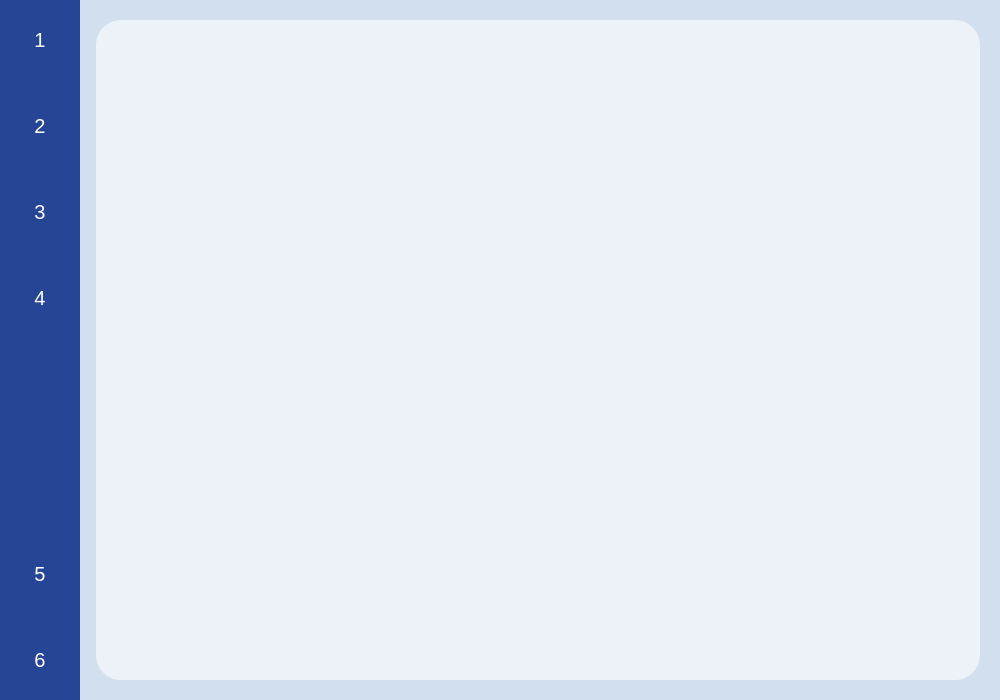
The window that mainwindow.ui (CodePupil-min/eems) describes before a commit, drawn with Qt 5.
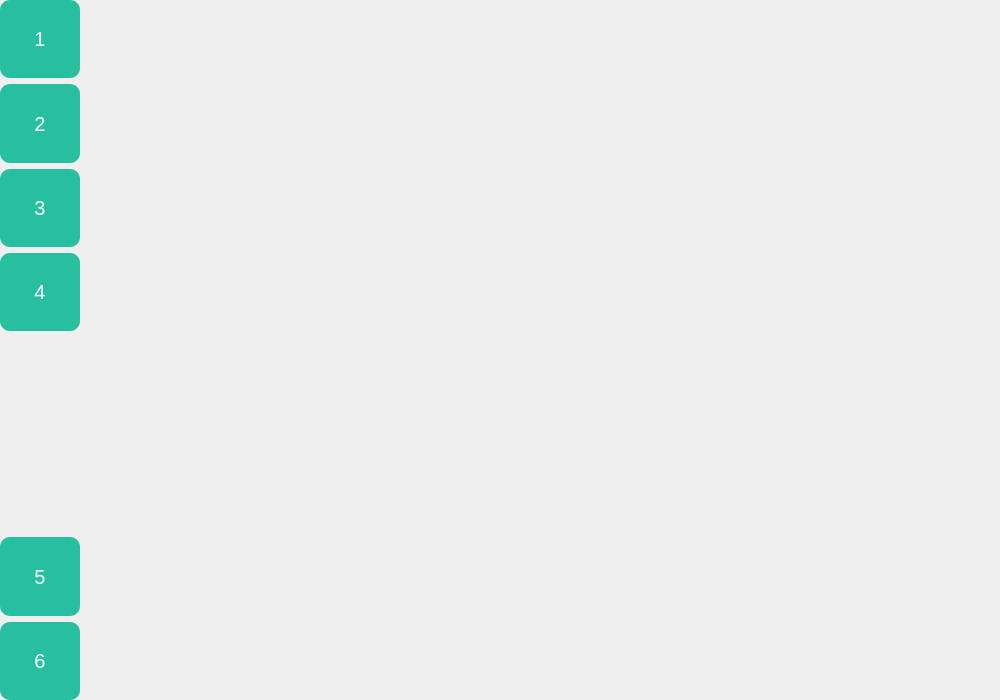
The same window after the commit.

Patch:
```diff
--- a/mainwindow.ui
+++ b/mainwindow.ui
@@ -19,11 +19,30 @@
   <property name="windowTitle">
    <string>MainWindow</string>
   </property>
-  <widget class="QWidget" name="centralwidget">
+  <property name="styleSheet">
+   <string notr="true"/>
+  </property>
+  <widget class="QWidget" name="total">
    <property name="styleSheet">
-    <string notr="true">#centralwidget{background:#D2DFEF}</string>
+    <string notr="true">
+
+#menu{
+background-color:#28BFA0
+}
+#right{
+background:#e2e3e7
+}
+#main,#mainPage&gt;QWidget,QTableView{
+background: #FFFFFE
+}
+
+
+</string>
    </property>
-   <layout class="QGridLayout" name="gridLayout">
+   <layout class="QGridLayout" name="gridLayout" rowstretch="0">
+    <property name="sizeConstraint">
+     <enum>QLayout::SetDefaultConstraint</enum>
+    </property>
     <property name="leftMargin">
      <number>0</number>
     </property>
@@ -36,6 +55,12 @@
     <property name="bottomMargin">
      <number>0</number>
     </property>
+    <property name="horizontalSpacing">
+     <number>0</number>
+    </property>
+    <property name="verticalSpacing">
+     <number>6</number>
+    </property>
     <item row="0" column="0">
      <widget class="QWidget" name="menu" native="true">
       <property name="sizePolicy">
@@ -44,20 +69,27 @@
         <verstretch>0</verstretch>
        </sizepolicy>
       </property>
+      <property name="minimumSize">
+       <size>
+        <width>80</width>
+        <height>80</height>
+       </size>
+      </property>
+      <property name="font">
+       <font>
+        <pointsize>9</pointsize>
+       </font>
+      </property>
       <property name="focusPolicy">
        <enum>Qt::NoFocus</enum>
       </property>
       <property name="styleSheet">
-       <string notr="true">#menu{
-background-color: #274597;
-}
-QPushButton{
+       <string notr="true">QPushButton{
+border:none;
+border-radius:10px;
+background-color:#28BFA0;
 color:white;
 font: 15pt;
-height:80px;
-width:80px;
-border-style:none;
-
 }
 QPushButton:hover{
 font:10pt;
@@ -85,6 +117,18 @@
        </property>
        <item>
         <widget class="QPushButton" name="menu_env">
+         <property name="sizePolicy">
+          <sizepolicy hsizetype="Preferred" vsizetype="Expanding">
+           <horstretch>0</horstretch>
+           <verstretch>0</verstretch>
+          </sizepolicy>
+         </property>
+         <property name="maximumSize">
+          <size>
+           <width>16777215</width>
+           <height>80</height>
+          </size>
+         </property>
          <property name="styleSheet">
           <string notr="true"/>
          </property>
@@ -95,6 +139,18 @@
        </item>
        <item>
         <widget class="QPushButton" name="menu_dev">
+         <property name="sizePolicy">
+          <sizepolicy hsizetype="Minimum" vsizetype="Expanding">
+           <horstretch>0</horstretch>
+           <verstretch>0</verstretch>
+          </sizepolicy>
+         </property>
+         <property name="maximumSize">
+          <size>
+           <width>16777215</width>
+           <height>80</height>
+          </size>
+         </property>
          <property name="text">
           <string>2</string>
          </property>
@@ -102,6 +158,18 @@
        </item>
        <item>
         <widget class="QPushButton" name="menu_data">
+         <property name="sizePolicy">
+          <sizepolicy hsizetype="Preferred" vsizetype="Expanding">
+           <horstretch>0</horstretch>
+           <verstretch>0</verstretch>
+          </sizepolicy>
+         </property>
+         <property name="maximumSize">
+          <size>
+           <width>16777215</width>
+           <height>80</height>
+          </size>
+         </property>
          <property name="text">
           <string>3</string>
          </property>
@@ -109,6 +177,18 @@
        </item>
        <item>
         <widget class="QPushButton" name="menu_net">
+         <property name="sizePolicy">
+          <sizepolicy hsizetype="Preferred" vsizetype="Expanding">
+           <horstretch>0</horstretch>
+           <verstretch>0</verstretch>
+          </sizepolicy>
+         </property>
+         <property name="maximumSize">
+          <size>
+           <width>16777215</width>
+           <height>80</height>
+          </size>
+         </property>
          <property name="text">
           <string>4</string>
          </property>
@@ -122,13 +202,25 @@
          <property name="sizeHint" stdset="0">
           <size>
            <width>20</width>
-           <height>40</height>
+           <height>200</height>
           </size>
          </property>
         </spacer>
        </item>
        <item>
         <widget class="QPushButton" name="user">
+         <property name="sizePolicy">
+          <sizepolicy hsizetype="Preferred" vsizetype="Expanding">
+           <horstretch>0</horstretch>
+           <verstretch>0</verstretch>
+          </sizepolicy>
+         </property>
+         <property name="maximumSize">
+          <size>
+           <width>16777215</width>
+           <height>80</height>
+          </size>
+         </property>
          <property name="text">
           <string>5</string>
          </property>
@@ -136,6 +228,18 @@
        </item>
        <item>
         <widget class="QPushButton" name="menu_exit">
+         <property name="sizePolicy">
+          <sizepolicy hsizetype="Preferred" vsizetype="Expanding">
+           <horstretch>0</horstretch>
+           <verstretch>0</verstretch>
+          </sizepolicy>
+         </property>
+         <property name="maximumSize">
+          <size>
+           <width>16777215</width>
+           <height>80</height>
+          </size>
+         </property>
          <property name="text">
           <string>6</string>
          </property>
@@ -157,7 +261,7 @@
       </property>
       <layout class="QGridLayout" name="gridLayout_2">
        <property name="leftMargin">
-        <number>10</number>
+        <number>20</number>
        </property>
        <property name="topMargin">
         <number>20</number>
@@ -171,9 +275,8 @@
        <item row="0" column="0">
         <widget class="QWidget" name="widget_2" native="true">
          <property name="styleSheet">
-          <string notr="true">#widget_2{
+          <string notr="true">#main{
 border-radius:25px;
-background:#EDF2F8;
 }</string>
          </property>
          <layout class="QGridLayout" name="gridLayout_3">
```
Left out of the diff: 11 changed lines with no effect on the pictures.
